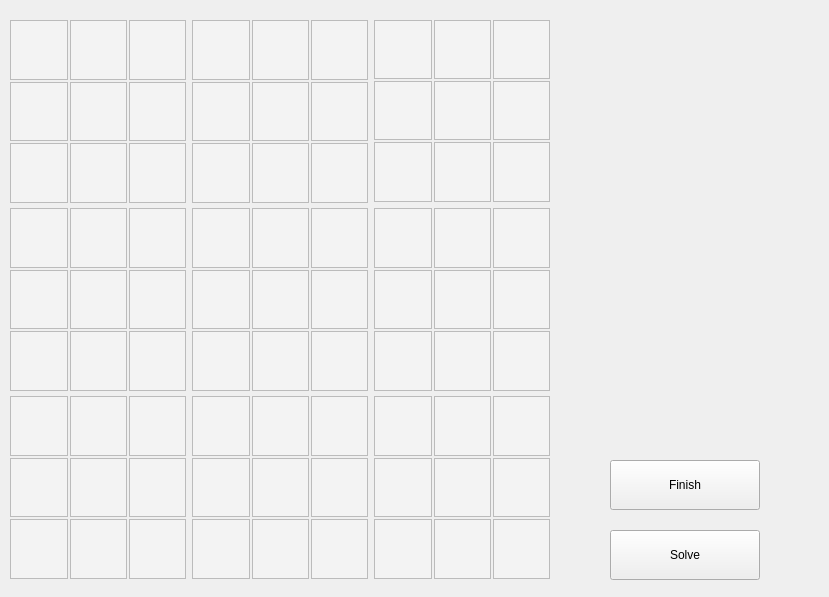
Above: Soduko/soduko.ui from UIAP4002-Dr-Mahdavi/mini-project-2-sudoku-Mohammadmx before the change. Below: the same form after it.
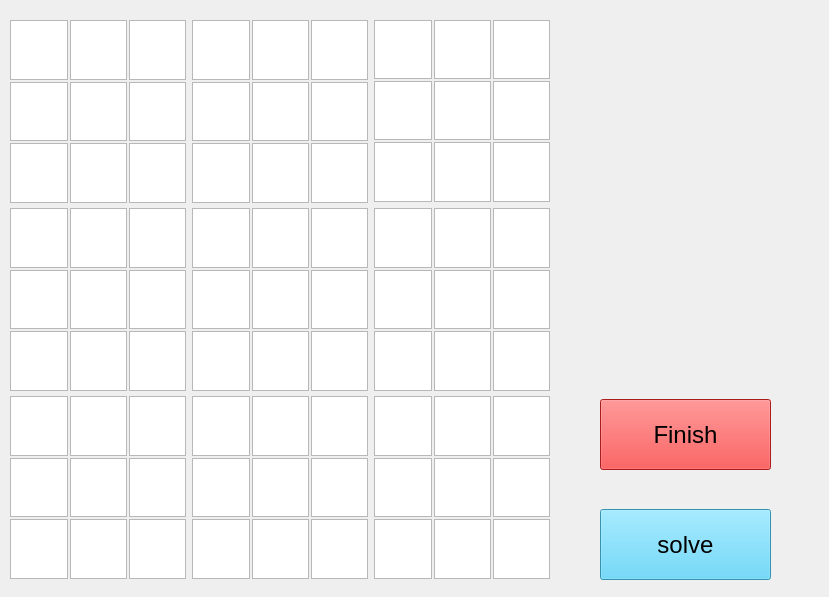
That is the form after the change.

Commit message: change ui mainwindow and soduko

```diff
--- a/Soduko/soduko.ui
+++ b/Soduko/soduko.ui
@@ -20,9 +20,9 @@
    <string>Form</string>
   </property>
   <property name="styleSheet">
-   <string notr="true">QTextEdit
+   <string notr="true">soduko
 {
-background: rgb(243, 243, 243)
+background: rgb(46, 52, 54)
 }</string>
   </property>
   <widget class="QWidget" name="gridLayoutWidget_3">
@@ -1432,10 +1432,10 @@
   <widget class="QPushButton" name="btn_solve">
    <property name="geometry">
     <rect>
-     <x>610</x>
-     <y>530</y>
-     <width>150</width>
-     <height>50</height>
+     <x>600</x>
+     <y>509</y>
+     <width>171</width>
+     <height>71</height>
     </rect>
    </property>
    <property name="maximumSize">
@@ -1444,19 +1444,35 @@
      <height>500</height>
     </size>
    </property>
+   <property name="font">
+    <font>
+     <pointsize>18</pointsize>
+    </font>
+   </property>
+   <property name="styleSheet">
+    <string notr="true">background-color: rgb(75, 206, 246);</string>
+   </property>
    <property name="text">
-    <string>Solve</string>
+    <string>solve</string>
    </property>
   </widget>
   <widget class="QPushButton" name="btn_finish">
    <property name="geometry">
     <rect>
-     <x>610</x>
-     <y>460</y>
-     <width>150</width>
-     <height>50</height>
+     <x>600</x>
+     <y>399</y>
+     <width>171</width>
+     <height>71</height>
     </rect>
    </property>
+   <property name="font">
+    <font>
+     <pointsize>18</pointsize>
+    </font>
+   </property>
+   <property name="styleSheet">
+    <string notr="true">background-color:rgb(239, 41, 41)</string>
+   </property>
    <property name="text">
     <string>Finish</string>
    </property>
```
The commit also changes 16 other files.
